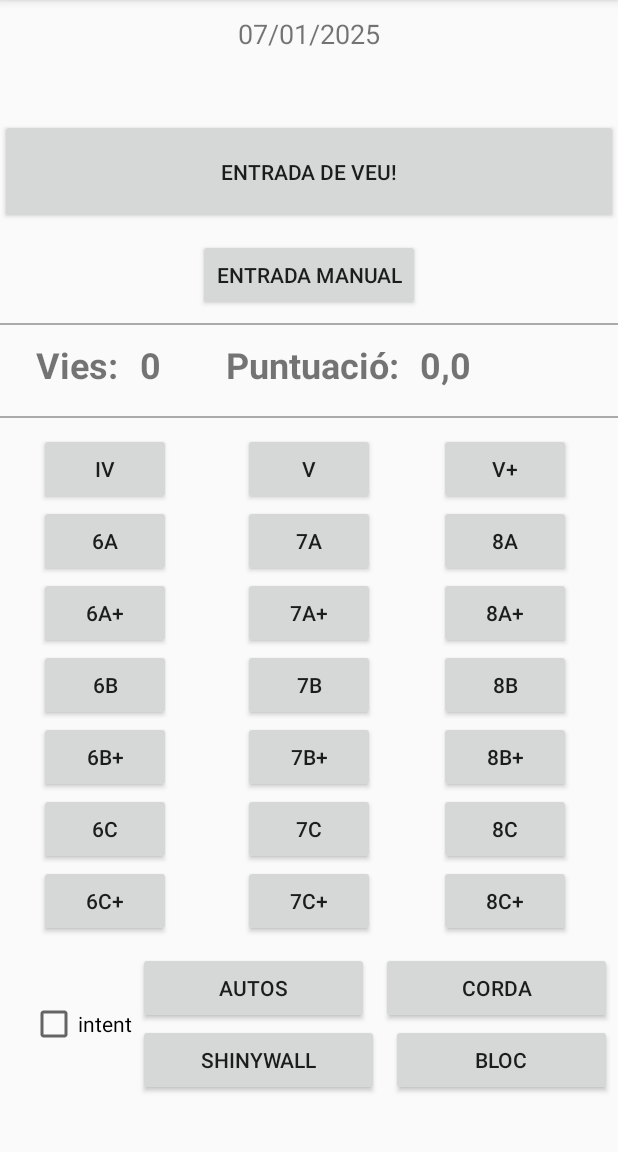
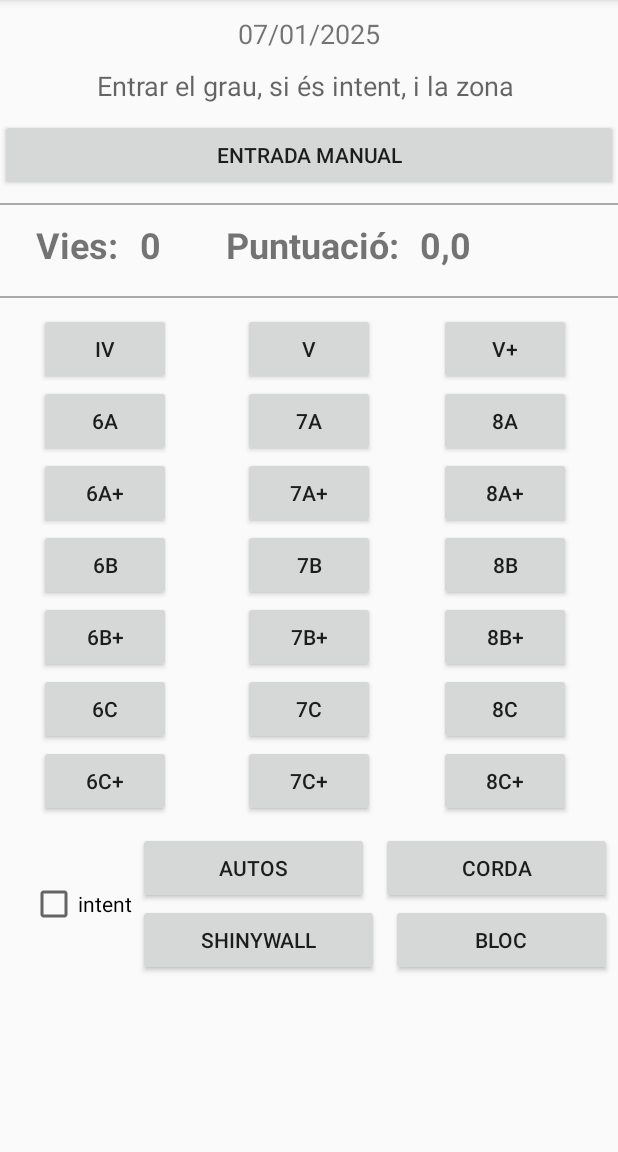
Before and after one commit to xmorera-joviat/ClimbingTrainingApp, an Android app: the screen it shows after launch (MainActivity), after a tap on "ENTRADA MANUAL", on a phone screen of 412 x 824 dp, the part 84-1236 px from its top. Run offline under Robolectric (Android 15) with nearby library versions, the phone set to English and light mode, and no system bars.

Commit message:
versió 0.2.1 * eliminar entrada de veu * informació i toast entrada manual
---

per fer:
* actualització sharedpreferences puntuació grau
* eliminar coeficients
* puntuació fixa per via, independent dels metres
* canviar càlculs, mostrar vies, metres, mitjana de grau i puntuació
* mostrar metres
* mostrar resultats en un gràfic
* Expotra/Importar
* tancar sessió

* possibilitat de gravar vídeos

```diff
--- a/app/src/main/java/com/xmorera/climbingtrainingapp/MainActivity.java
+++ b/app/src/main/java/com/xmorera/climbingtrainingapp/MainActivity.java
@@ -54,7 +54,6 @@ public class MainActivity extends AppCompatActivity  {
     String zona;
     int ifIntent = 0;
     DatabaseHelper databaseHelper;//auxiliar de la base de dades
-    Button btnSpeak;//botó per entrar les comandes de veu
     Button btnEntradaManual;
 
     RecyclerView recyclerView;
@@ -67,8 +66,6 @@ public class MainActivity extends AppCompatActivity  {
     TextView puntuacioDiaTextView;
     int vies;
     TextView viesDiaTextView;
-
-    private ReconeixementDeVeu reconeixementDeVeu;
 
 
 
@@ -105,9 +102,6 @@ public class MainActivity extends AppCompatActivity  {
         });
 
         dificultatTextView = findViewById(R.id.dificultatTextView);
-        btnSpeak = findViewById(R.id.btnSpeak);
-        reconeixementDeVeu = new ReconeixementDeVeu(this, voiceInputLauncher);
-        btnSpeak.setOnClickListener(view -> reconeixementDeVeu.startVoiceInput());
 
         btnEntradaManual = findViewById(R.id.btnEntradaManual);
         dadesManualsLayout = findViewById(R.id.dadesManualsLayout);
@@ -309,6 +303,7 @@ public class MainActivity extends AppCompatActivity  {
             public void onClick(View view) {
                 if(dificultatTextView.getText().toString().equals("")){
                     //si no s'ha introduit una via no fer res
+                    Toast.makeText(MainActivity.this, "Seleccionar dificultat", Toast.LENGTH_SHORT).show();
                 }else {
                     //dades per guardar a sqlite
                     String date = dateTextView.getText().toString();
@@ -414,14 +409,4 @@ public class MainActivity extends AppCompatActivity  {
 
 
 
-    /*
-     * Implementació de l'ActivityResultLauncher llençat a ReconeixementDeVeu per tractar el reconeixement de veu
-     */
-    public final ActivityResultLauncher<Intent> voiceInputLauncher = registerForActivityResult(
-            new ActivityResultContracts.StartActivityForResult(),
-            result ->
-            reconeixementDeVeu.handleVoiceInputResult(result.getResultCode(), result.getData())
-    );
-
-
 }
--- a/app/src/main/res/layout/activity_main.xml
+++ b/app/src/main/res/layout/activity_main.xml
@@ -28,20 +28,14 @@
                 android:layout_width="wrap_content"
                 android:layout_height="wrap_content"
                 android:layout_marginTop="10dp"
+                android:hint="Entrar el grau, si és intent, i la zona "
                 android:textSize="18sp" />
 
         </LinearLayout>
 
         <Button
-            android:id="@+id/btnSpeak"
+            android:id="@+id/btnEntradaManual"
             android:layout_width="match_parent"
-            android:layout_height="70dp"
-            android:layout_marginTop="10dp"
-            android:text="Entrada de veu!" />
-
-        <Button
-            android:id="@+id/btnEntradaManual"
-            android:layout_width="wrap_content"
             android:layout_height="wrap_content"
             android:layout_marginTop="10dp"
             android:layout_gravity="center_horizontal"
```
Also changed, not shown: app/src/main/java/com/xmorera/climbingtrainingapp/ReconeixementDeVeu.java (deleted, +0 -96 lines).
